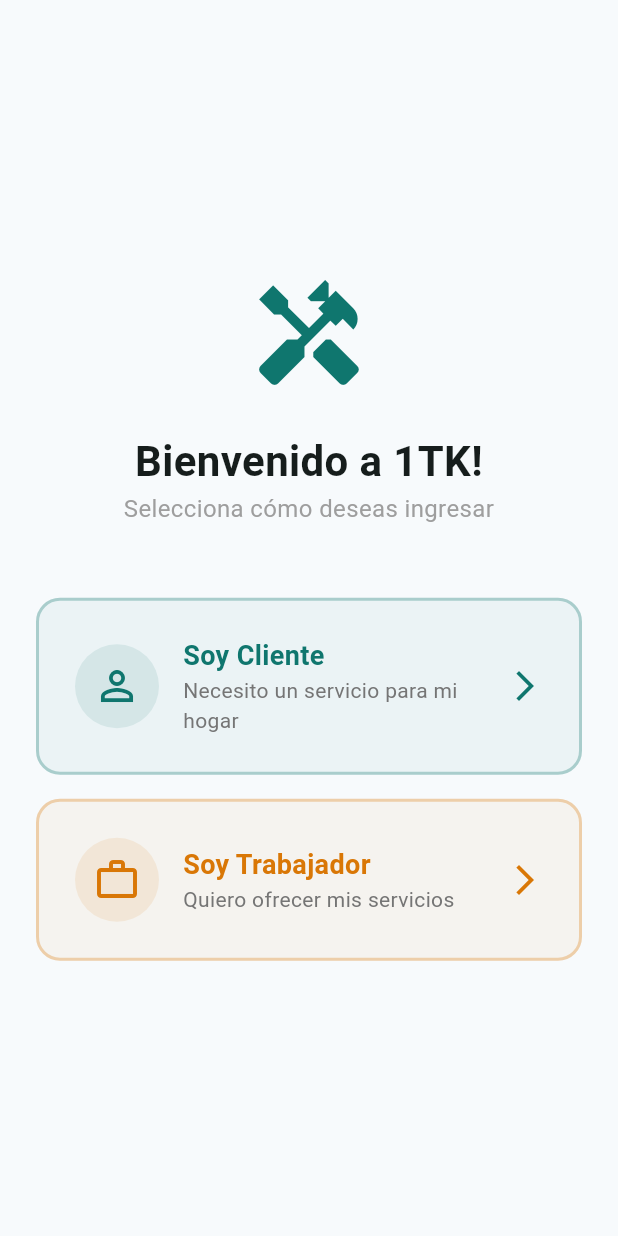
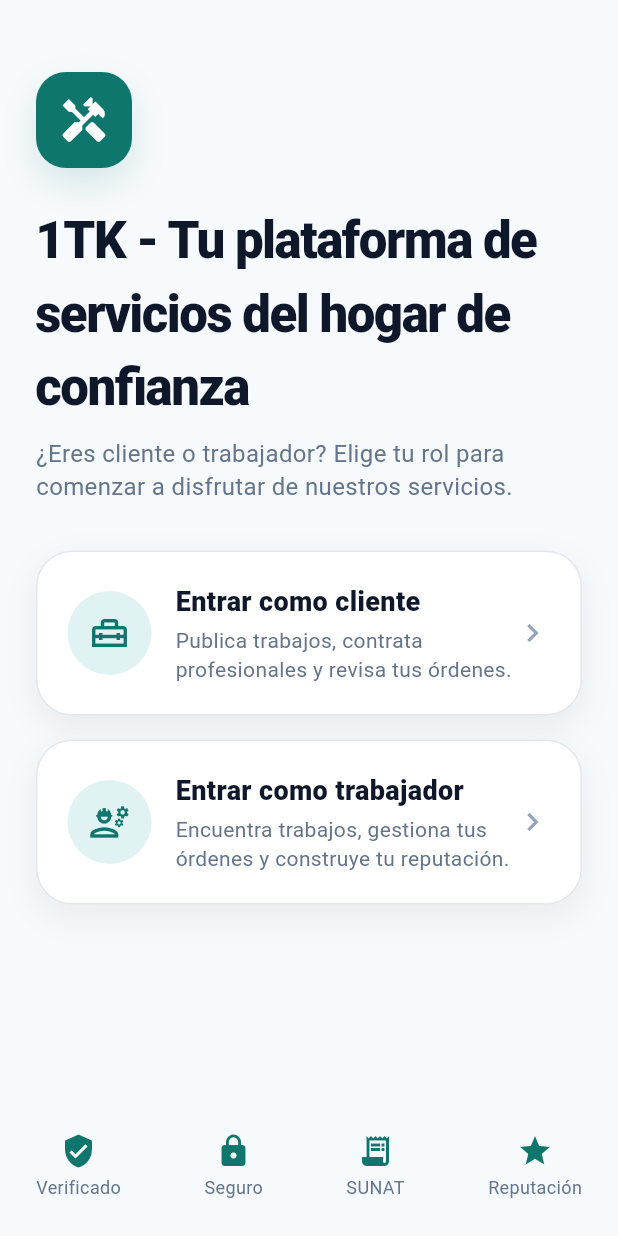
Before and after one commit to Studios-TKOH/1tk, a Flutter app: the screen it shows after launch, on a phone screen of 412 x 824 dp. Run offline on Flutter 3.47's test engine with Material 3 defaults, Android fonts, the light colour scheme and no system bars.

Commit message:
feat: enhance RoleSelectionScreen with improved UI and role selection functionality

```diff
--- a/lib/screens/auth/role_selection_screen.dart
+++ b/lib/screens/auth/role_selection_screen.dart
@@ -1,6 +1,7 @@
 import 'package:flutter/material.dart';
-import '../cliente/client_home_screen.dart';
-import '../trabajador/worker_home_screen.dart';
+
+import '../../core/enums.dart';
+import '../main_shell.dart';
 
 class RoleSelectionScreen extends StatelessWidget {
   const RoleSelectionScreen({super.key});
@@ -8,91 +9,133 @@
   @override
   Widget build(BuildContext context) {
     return Scaffold(
+      backgroundColor: const Color(0xFFF7FAFC),
       body: SafeArea(
         child: Padding(
-          padding: const EdgeInsets.all(24.0),
+          padding: const EdgeInsets.all(24),
           child: Column(
-            mainAxisAlignment: MainAxisAlignment.center,
-            crossAxisAlignment: CrossAxisAlignment.stretch,
+            crossAxisAlignment: CrossAxisAlignment.start,
             children: [
-              const Icon(Icons.handyman, size: 80, color: Color(0xFF0F766E)),
+              const SizedBox(height: 24),
+              Container(
+                width: 64,
+                height: 64,
+                decoration: BoxDecoration(
+                  color: const Color(0xFF0F766E),
+                  borderRadius: BorderRadius.circular(20),
+                  boxShadow: const [
+                    BoxShadow(
+                      color: Color(0x260F766E),
+                      blurRadius: 20,
+                      offset: Offset(0, 10),
+                    ),
+                  ],
+                ),
+                child: const Icon(
+                  Icons.handyman,
+                  color: Colors.white,
+                  size: 34,
+                ),
+              ),
               const SizedBox(height: 24),
               const Text(
-                'Bienvenido a 1TK!',
-                style: TextStyle(fontSize: 28, fontWeight: FontWeight.bold),
-                textAlign: TextAlign.center,
+                '1TK - Tu plataforma de servicios del hogar de confianza',
+                style: TextStyle(
+                  fontSize: 34,
+                  fontWeight: FontWeight.w900,
+                  letterSpacing: -1,
+                  color: Color(0xFF0F172A),
+                ),
               ),
+              const SizedBox(height: 8),
               const Text(
-                'Selecciona cómo deseas ingresar',
-                style: TextStyle(fontSize: 16, color: Colors.grey),
-                textAlign: TextAlign.center,
+                '¿Eres cliente o trabajador? Elige tu rol para comenzar a disfrutar de nuestros servicios.',
+                style: TextStyle(
+                  fontSize: 16,
+                  color: Color(0xFF64748B),
+                  height: 1.4,
+                ),
               ),
-              const SizedBox(height: 48),
-              _buildRoleCard(
-                context,
-                title: 'Soy Cliente',
-                subtitle: 'Necesito un servicio para mi hogar',
-                icon: Icons.person_outline,
-                color: const Color(0xFF0F766E),
-                onTap: () {
-                  // Navegar a ClientHomeScreen
-                  Navigator.pushReplacement(
-                    context,
-                    MaterialPageRoute(builder: (_) => const ClientHomeScreen()),
-                  );
-                },
+              const SizedBox(height: 32),
+              _RoleCard(
+                icon: Icons.home_repair_service_outlined,
+                title: 'Entrar como cliente',
+                subtitle:
+                    'Publica trabajos, contrata profesionales y revisa tus órdenes.',
+                onTap: () => Navigator.pushReplacement(
+                  context,
+                  MaterialPageRoute(
+                    builder: (_) => const MainShell(role: UserRole.cliente),
+                  ),
+                ),
               ),
               const SizedBox(height: 16),
-              _buildRoleCard(
-                context,
-                title: 'Soy Trabajador',
-                subtitle: 'Quiero ofrecer mis servicios',
-                icon: Icons.work_outline,
-                color: const Color(0xFFD97706),
-                onTap: () {
-                  // Navegar a WorkerHomeScreen
-                  Navigator.pushReplacement(
-                    context,
-                    MaterialPageRoute(builder: (_) => const WorkerHomeScreen()),
-                  );
-                },
+              _RoleCard(
+                icon: Icons.engineering_outlined,
+                title: 'Entrar como trabajador',
+                subtitle:
+                    'Encuentra trabajos, gestiona tus órdenes y construye tu reputación.',
+                onTap: () => Navigator.pushReplacement(
+                  context,
+                  MaterialPageRoute(
+                    builder: (_) => const MainShell(role: UserRole.trabajador),
+                  ),
+                ),
               ),
+              const Spacer(),
+              const _TrustStrip(),
             ],
           ),
         ),
       ),
     );
   }
+}
 
-  Widget _buildRoleCard(
-    BuildContext context, {
-    required String title,
-    required String subtitle,
-    required IconData icon,
-    required Color color,
-    required VoidCallback onTap,
-  }) {
+class _RoleCard extends StatelessWidget {
+  final IconData icon;
+  final String title;
+  final String subtitle;
+  final VoidCallback onTap;
+
+  const _RoleCard({
+    required this.icon,
+    required this.title,
+    required this.subtitle,
+    required this.onTap,
+  });
+
+  @override
+  Widget build(BuildContext context) {
     return InkWell(
+      borderRadius: BorderRadius.circular(24),
       onTap: onTap,
-      borderRadius: BorderRadius.circular(16),
       child: Container(
-        padding: const EdgeInsets.all(24),
+        padding: const EdgeInsets.all(20),
         decoration: BoxDecoration(
-          border: Border.all(color: color.withOpacity(0.3), width: 2),
-          borderRadius: BorderRadius.circular(16),
-          color: color.withOpacity(0.05),
+          color: Colors.white,
+          borderRadius: BorderRadius.circular(24),
+          border: Border.all(color: const Color(0xFFE2E8F0)),
+          boxShadow: const [
+            BoxShadow(
+              color: Color(0x0F000000),
+              blurRadius: 18,
+              offset: Offset(0, 8),
+            ),
+          ],
         ),
         child: Row(
           children: [
-            Container(
-              padding: const EdgeInsets.all(12),
-              decoration: BoxDecoration(
-                color: color.withOpacity(0.1),
-                shape: BoxShape.circle,
+            CircleAvatar(
+              radius: 28,
+              backgroundColor: Color(0xFFE0F2F1),
+              child: Icon(
+                icon,
+                color: Color(0xFF0F766E),
+                size: 28,
               ),
-              child: Icon(icon, color: color, size: 32),
             ),
-            const SizedBox(width: 16),
+            SizedBox(width: 16),
             Expanded(
               child: Column(
                 crossAxisAlignment: CrossAxisAlignment.start,
@@ -101,18 +144,75 @@
                     title,
                     style: TextStyle(
                       fontSize: 18,
-                      fontWeight: FontWeight.bold,
-                      color: color,
+                      fontWeight: FontWeight.w800,
+                      color: Color(0xFF0F172A),
                     ),
                   ),
-                  Text(subtitle, style: TextStyle(color: Colors.grey.shade600)),
+                  SizedBox(height: 4),
+                  Text(
+                    subtitle,
+                    style: TextStyle(
+                      color: Color(0xFF64748B),
+                      height: 1.35,
+                    ),
+                  ),
                 ],
               ),
             ),
-            Icon(Icons.arrow_forward_ios, color: color),
+            Icon(
+              Icons.chevron_right,
+              color: Color(0xFF94A3B8),
+            ),
           ],
         ),
       ),
     );
   }
 }
+
+class _TrustStrip extends StatelessWidget {
+  const _TrustStrip();
+
+  @override
+  Widget build(BuildContext context) {
+    return const Row(
+      mainAxisAlignment: MainAxisAlignment.spaceBetween,
+      children: [
+        _TinyTrust(icon: Icons.verified_user, text: 'Verificado'),
+        _TinyTrust(icon: Icons.lock, text: 'Seguro'),
+        _TinyTrust(icon: Icons.receipt_long, text: 'SUNAT'),
+        _TinyTrust(icon: Icons.star, text: 'Reputación'),
+      ],
+    );
+  }
+}
+
+class _TinyTrust extends StatelessWidget {
+  final IconData icon;
+  final String text;
+
+  const _TinyTrust({
+    required this.icon,
+    required this.text,
+  });
+
+  @override
+  Widget build(BuildContext context) {
+    return Column(
+      children: [
+        Icon(
+          icon,
+          color: Color(0xFF0F766E),
+        ),
+        SizedBox(height: 4),
+        Text(
+          text,
+          style: TextStyle(
+            fontSize: 12,
+            color: Color(0xFF64748B),
+          ),
+        ),
+      ],
+    );
+  }
+}
```
